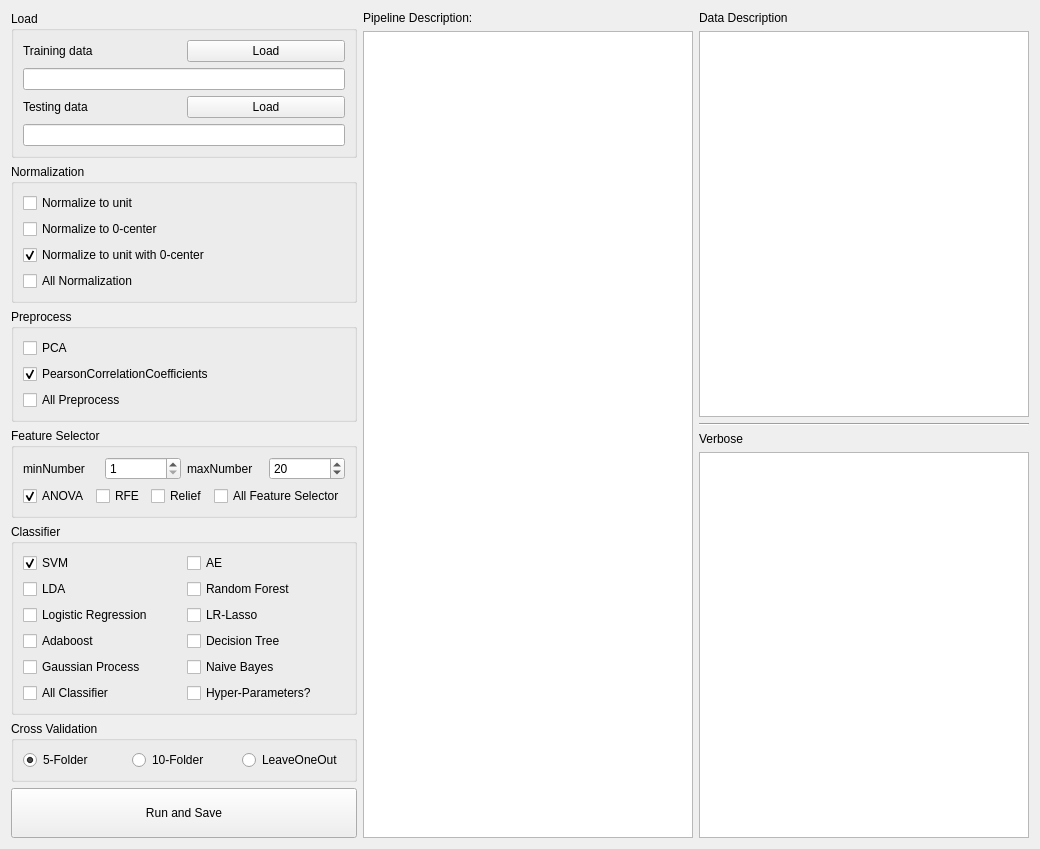
This is GUI/Process.ui in salan668/FAE as Qt 5 draws it before an edit. The edited form follows.
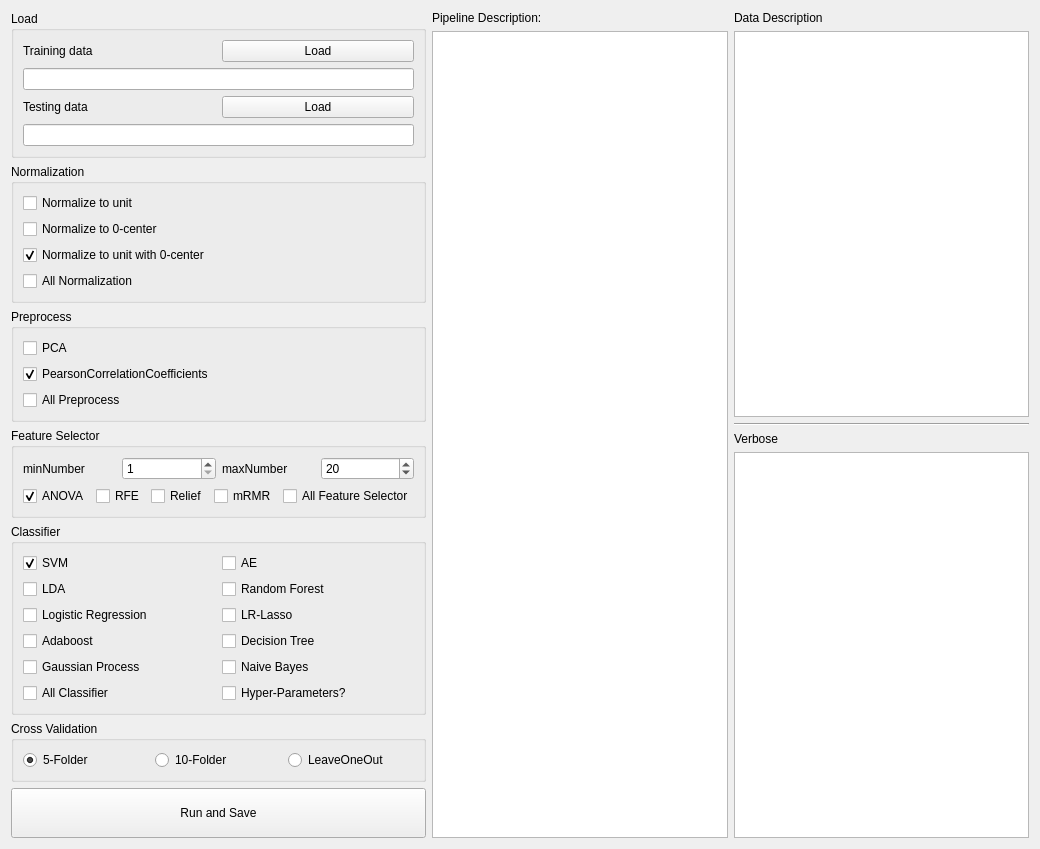
This is the edited form.

What changed in the file:
```diff
--- a/GUI/Process.ui
+++ b/GUI/Process.ui
@@ -227,6 +227,13 @@
                 </property>
                </widget>
               </item>
+              <item>
+               <widget class="QCheckBox" name="checkMRMR">
+                <property name="text">
+                 <string>mRMR</string>
+                </property>
+               </widget>
+              </item>
               <item>
                <widget class="QCheckBox" name="checkFeatureSelectorAll">
                 <property name="text">
```
